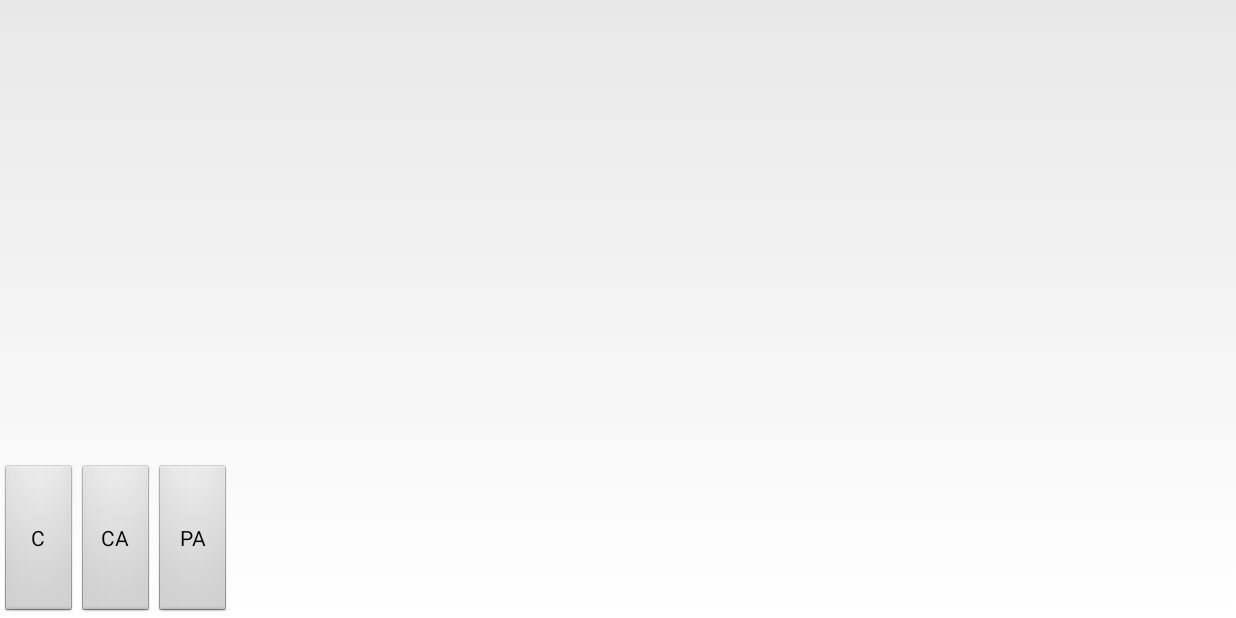
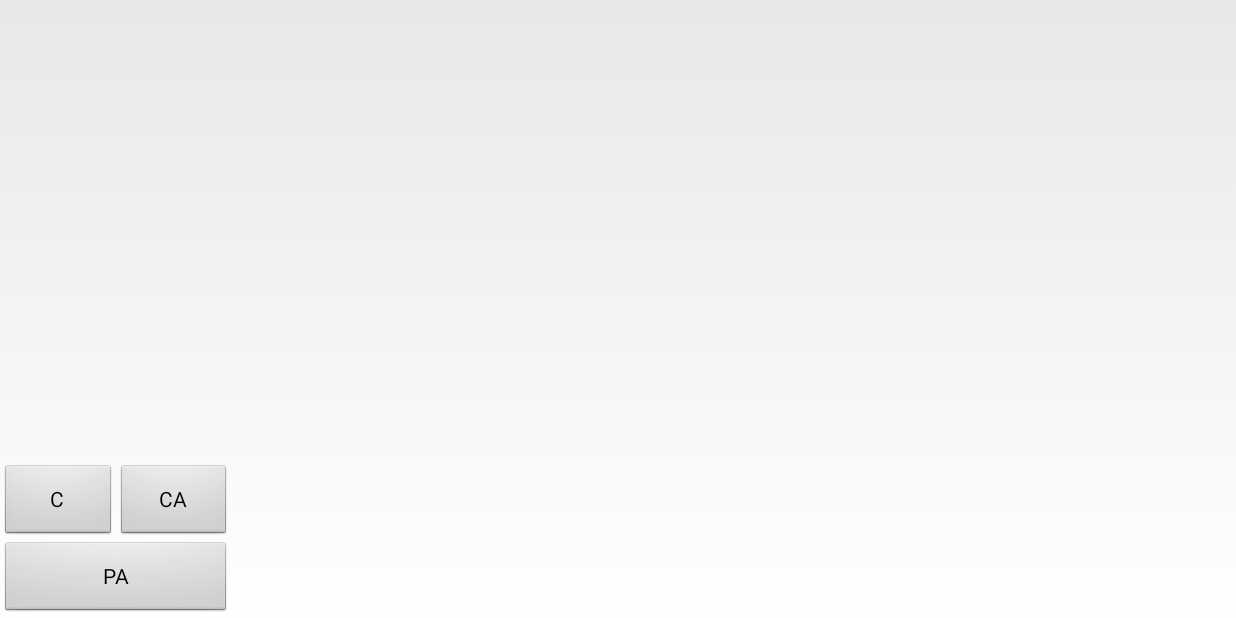
Before and after one commit to valerysig/SpeakHumanishAndroid, an Android app: the screen it shows after launch (MainActivity), on a phone screen of 824 x 412 dp (held sideways). Run offline under Robolectric (Android 15) with nearby library versions, the phone set to English and light mode, and no system bars; 6 statements that could not run were skipped.

Commit message:
Rearrange the buttons

```diff
--- a/app/src/main/res/layout/activity_main.xml
+++ b/app/src/main/res/layout/activity_main.xml
@@ -38,23 +38,45 @@
             android:orientation="horizontal"
             android:weightSum="16"
             android:baselineAligned="false">
+        <GridLayout
+                android:layout_weight="3"
+                android:layout_width="0dp"
+                android:layout_height="match_parent"
+                android:rowCount="2"
+                android:columnCount="2">
             <Button
                     android:id="@+id/clearOneButton"
+                    android:layout_height="0dp"
+                    android:layout_width="0dp"
                     android:text="C"
-                android:layout_width="0dp"
-                android:layout_height="match_parent"
-                android:layout_weight="1"/>
+                    android:layout_row="0"
+                    android:layout_column="0"
+                    android:layout_rowWeight="1"
+                    android:layout_columnWeight="1"
+                    android:layout_gravity="fill"/>
             <Button
                     android:id="@+id/clearAllButton"
+                    android:layout_height="0dp"
+                    android:layout_width="0dp"
                     android:text="CA"
+                    android:layout_column="1"
+                    android:layout_row="0"
+                    android:layout_rowWeight="1"
+                    android:layout_columnWeight="1"
+                    android:layout_gravity="fill"/>
+            <Button
+                    android:id="@+id/playAllButton"
+                    android:layout_height="0dp"
                     android:layout_width="0dp"
-                android:layout_height="match_parent"
-                android:layout_weight="1"/>
-        <Button android:id="@+id/playAllButton"
                     android:text="PA"
-                android:layout_width="0dp"
-                android:layout_height="match_parent"
-                android:layout_weight="1"/>
+                    android:layout_row="1"
+                    android:layout_column="0"
+                    android:layout_rowWeight="1"
+                    android:layout_columnWeight="2"
+                    android:layout_columnSpan="2"
+                    android:layout_gravity="fill"/>
+        </GridLayout>
+
         <android.support.v7.widget.RecyclerView
                 android:id="@+id/selectedCardsView"
                 android:layout_height="match_parent"
```
Lines whose indentation alone changed are shown as unchanged.
